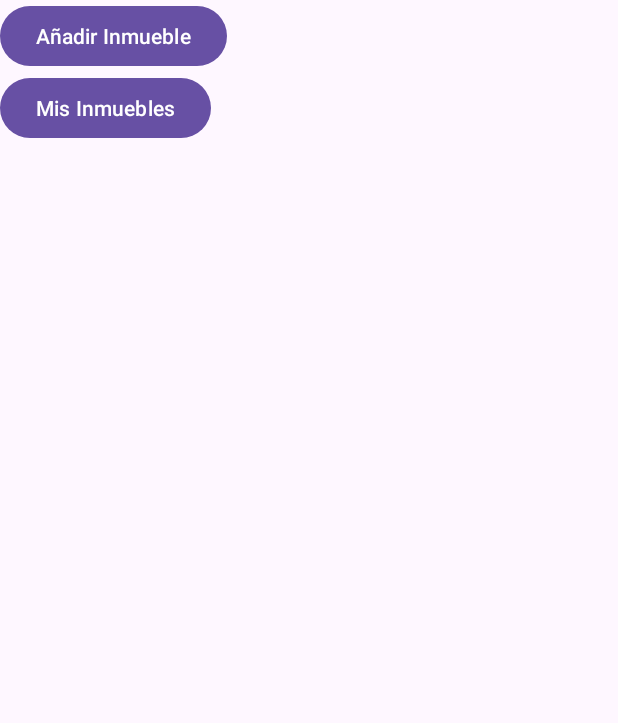
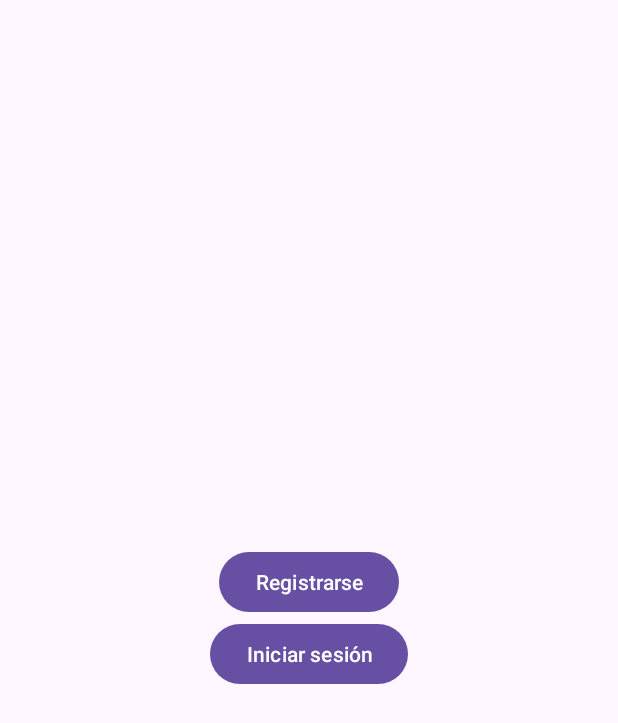
Before and after one commit to i82rusam/TFG, an Android app: the screen it shows after launch (MainActivity before the commit, InicioActivity after it), on a phone screen of 412 x 824 dp. Shown: the top 723 px of the screen. Run offline under Robolectric (Android 15) with nearby library versions, the phone set to English and light mode, and no system bars.

Commit message:
new update

```diff
--- a/app/src/main/java/com/example/tfg/ui/EditarInmuebleActivity.kt
+++ b/app/src/main/java/com/example/tfg/ui/EditarInmuebleActivity.kt
@@ -21,7 +21,7 @@ class EditarInmuebleActivity : AppCompatActivity() {
         repository = FirebaseRepository(this)
 
         // Obtener los datos del inmueble del intent
-        inmueble = intent.getParcelableExtra<Inmueble>("inmueble")!!
+        inmueble = intent.getParcelableExtra<Inmueble>("inmueble")?: Inmueble()
 
         // Referenciar las vistas
         val editTextNombre: EditText = findViewById(R.id.editTextNombre)
--- /dev/null
+++ b/app/src/main/java/com/example/tfg/ui/InicioActivity.kt
@@ -0,0 +1,30 @@
+package com.example.tfg.ui
+
+import android.content.Intent
+import android.os.Bundle
+import android.widget.Button
+import androidx.appcompat.app.AppCompatActivity
+import com.example.tfg.R
+
+class InicioActivity : AppCompatActivity() {
+
+    override fun onCreate(savedInstanceState: Bundle?) {
+        super.onCreate(savedInstanceState)
+        setContentView(R.layout.activity_inicio)
+
+        val btnRegistro = findViewById<Button>(R.id.btn_registro)
+        val btnLogin = findViewById<Button>(R.id.btn_login)
+
+        btnRegistro.setOnClickListener {
+            // Iniciar la actividad de registro
+            val intent = Intent(this, RegistroActivity::class.java)
+            startActivity(intent)
+        }
+
+        btnLogin.setOnClickListener {
+            // Iniciar la actividad de inicio de sesión
+            val intent = Intent(this,LoginActivity::class.java)
+            startActivity(intent)
+        }
+    }
+}
--- /dev/null
+++ b/app/src/main/res/layout/activity_inicio.xml
@@ -0,0 +1,20 @@
+<?xml version="1.0" encoding="utf-8"?>
+<LinearLayout xmlns:android="http://schemas.android.com/apk/res/android"
+    android:layout_width="match_parent"
+    android:layout_height="match_parent"
+    android:orientation="vertical"
+    android:gravity="center">
+
+    <Button
+        android:id="@+id/btn_registro"
+        android:layout_width="wrap_content"
+        android:layout_height="wrap_content"
+        android:text="Registrarse" />
+
+    <Button
+        android:id="@+id/btn_login"
+        android:layout_width="wrap_content"
+        android:layout_height="wrap_content"
+        android:text="Iniciar sesión" />
+
+</LinearLayout>
--- a/app/src/main/res/values/strings.xml
+++ b/app/src/main/res/values/strings.xml
@@ -28,6 +28,11 @@
     <string name="hint_imagen">Imagen</string>
     <string name="hint_usuario">Usuario</string>
     <string name="button_guardar">Guardar</string>
+    <string name="btn_registro">Registrarse</string>
+    <string name="btn_login">Iniciar sesión</string>
+    <string name="hint_username">Nombre de usuario</string>
+    <string name="hint_password">Contraseña</string>
+
 
 
 </resources>
```
Also changed, not shown: app/src/main/AndroidManifest.xml (+7 -5 lines), app/src/main/java/com/example/tfg/data/FirebaseRepository.kt (+37 -1 lines), app/src/main/java/com/example/tfg/models/Usuario.kt (added, +7 -0 lines), app/src/main/java/com/example/tfg/ui/LoginActivity.kt (added, +45 -0 lines), app/src/main/java/com/example/tfg/ui/RegistroActivity.kt (added, +49 -0 lines), app/src/main/java/com/example/tfg/ui/TusInmueblesActivity.kt (+15 -2 lines), app/src/main/res/layout/activity_login.xml (added, +32 -0 lines), app/src/main/res/layout/activity_registro.xml (added, +36 -0 lines), app/src/main/res/values/arrays.xml (added, +7 -0 lines).
